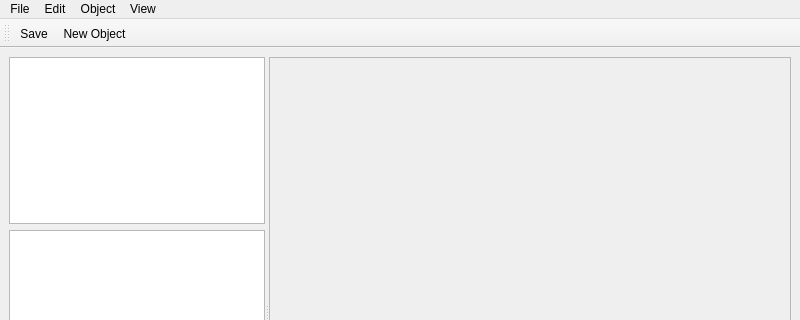
This is mainwindow.ui in lilianmallardeau/RayTracerGUI as Qt 5 draws it before an edit; both pictures show x 0 to 800 and y 0 to 320 of the 800 by 600 pixel window. The edited form follows.
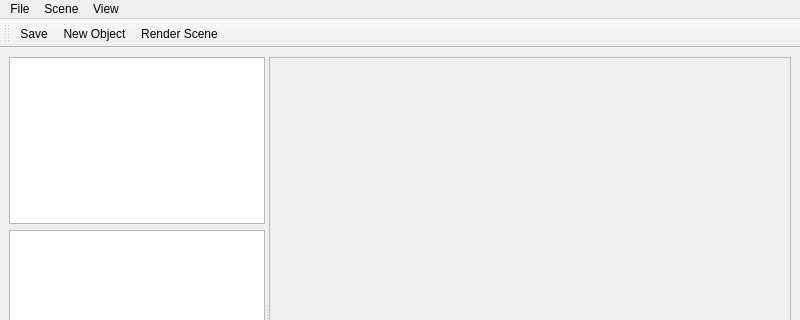
This is the edited form.

Commit message: Moved undo/redo option to wishlist.

The edit to the form file:
```diff
--- a/mainwindow.ui
+++ b/mainwindow.ui
@@ -135,14 +135,6 @@
     <addaction name="separator"/>
     <addaction name="actionQuit"/>
    </widget>
-   <widget class="QMenu" name="menuEdit">
-    <property name="title">
-     <string>Edit</string>
-    </property>
-    <addaction name="separator"/>
-    <addaction name="actionUndo"/>
-    <addaction name="actionRedo"/>
-   </widget>
    <widget class="QMenu" name="menuView">
     <property name="title">
      <string>View</string>
@@ -154,12 +146,11 @@
    </widget>
    <widget class="QMenu" name="menuObject">
     <property name="title">
-     <string>Object</string>
+     <string>Scene</string>
     </property>
     <addaction name="actionNew_Object"/>
    </widget>
    <addaction name="menuFile"/>
-   <addaction name="menuEdit"/>
    <addaction name="menuObject"/>
    <addaction name="menuView"/>
   </widget>
@@ -176,6 +167,7 @@
    </attribute>
    <addaction name="actionSave"/>
    <addaction name="actionNew_Object"/>
+   <addaction name="actionRender"/>
   </widget>
   <action name="action_New_Project">
    <property name="text">
@@ -242,6 +234,11 @@
     <string>Delete</string>
    </property>
   </action>
+  <action name="actionRender">
+   <property name="text">
+    <string>Render Scene</string>
+   </property>
+  </action>
  </widget>
  <resources/>
  <connections/>
```
Left out of the diff: 8 changed lines with no effect on the pictures. The commit also changes 1 other file.
